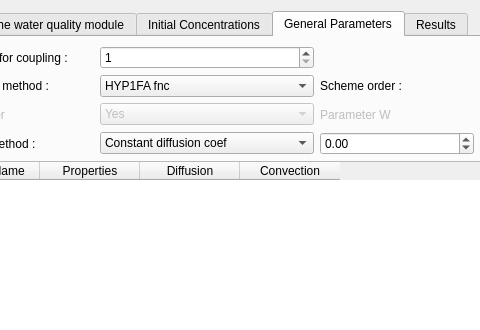
Old version of the form ui/ui_water_quality.ui in the repository Artelia/Mascaret; both pictures show x 83 to 563 and y 0 to 330 of the 740 by 608 pixel window.
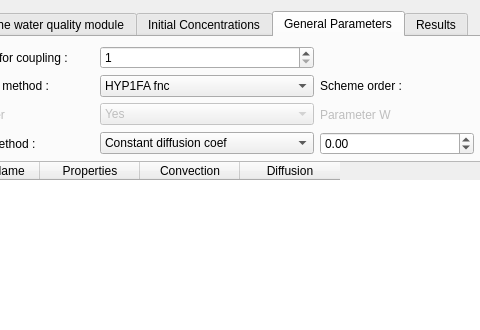
New version of the form. The open tabs and pages were chosen to show the change.

The edit to the form file:
```diff
--- a/ui/ui_water_quality.ui
+++ b/ui/ui_water_quality.ui
@@ -758,12 +758,12 @@
            </column>
            <column>
             <property name="text">
-             <string>Diffusion</string>
+             <string>Convection</string>
             </property>
            </column>
            <column>
             <property name="text">
-             <string>Convection</string>
+             <string>Diffusion</string>
             </property>
            </column>
           </widget>
```
